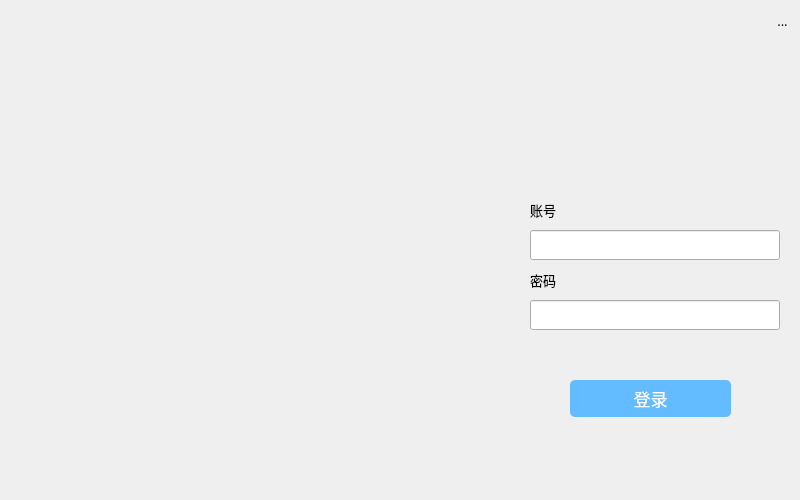
This is login.ui in WenHao-L/ControlView as Qt 5 draws it before an edit. The edited form follows.
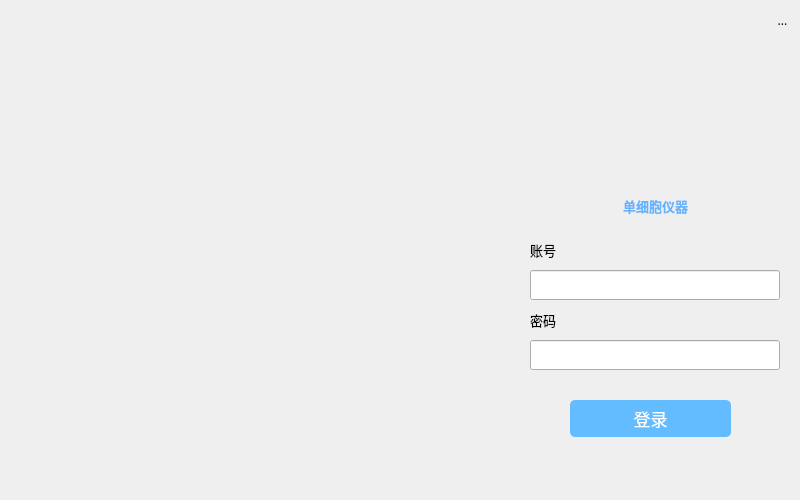
This is the edited form. Icons and pictures are not drawn.

```diff
--- a/login.ui
+++ b/login.ui
@@ -100,6 +100,7 @@
      <property name="font">
       <font>
        <family>Microsoft YaHei</family>
+       <pointsize>10</pointsize>
        <stylestrategy>PreferAntialias</stylestrategy>
       </font>
      </property>
@@ -113,7 +114,7 @@
       <property name="geometry">
        <rect>
         <x>70</x>
-        <y>380</y>
+        <y>400</y>
         <width>161</width>
         <height>37</height>
        </rect>
@@ -187,6 +188,7 @@
          <property name="font">
           <font>
            <family>Microsoft YaHei</family>
+           <pointsize>10</pointsize>
            <stylestrategy>PreferAntialias</stylestrategy>
           </font>
          </property>
@@ -218,6 +220,7 @@
          <property name="font">
           <font>
            <family>Microsoft YaHei</family>
+           <pointsize>9</pointsize>
            <stylestrategy>PreferAntialias</stylestrategy>
           </font>
          </property>
@@ -250,7 +253,7 @@
       <property name="geometry">
        <rect>
         <x>90</x>
-        <y>60</y>
+        <y>50</y>
         <width>128</width>
         <height>128</height>
        </rect>
@@ -280,7 +283,7 @@
       <property name="geometry">
        <rect>
         <x>30</x>
-        <y>230</y>
+        <y>270</y>
         <width>250</width>
         <height>30</height>
        </rect>
@@ -305,7 +308,7 @@
       <property name="geometry">
        <rect>
         <x>30</x>
-        <y>300</y>
+        <y>340</y>
         <width>250</width>
         <height>30</height>
        </rect>
@@ -330,7 +333,7 @@
       <property name="geometry">
        <rect>
         <x>30</x>
-        <y>270</y>
+        <y>310</y>
         <width>69</width>
         <height>19</height>
        </rect>
@@ -343,7 +346,7 @@
       <property name="geometry">
        <rect>
         <x>30</x>
-        <y>200</y>
+        <y>240</y>
         <width>69</width>
         <height>19</height>
        </rect>
@@ -352,6 +355,28 @@
        <string>账号</string>
       </property>
      </widget>
+     <widget class="QLabel" name="title">
+      <property name="geometry">
+       <rect>
+        <x>100</x>
+        <y>190</y>
+        <width>111</width>
+        <height>31</height>
+       </rect>
+      </property>
+      <property name="styleSheet">
+       <string notr="true">#title {
+color: rgba(85, 170, 255, 225);
+font-weight: bold;
+}</string>
+      </property>
+      <property name="text">
+       <string>单细胞仪器</string>
+      </property>
+      <property name="alignment">
+       <set>Qt::AlignCenter</set>
+      </property>
+     </widget>
     </widget>
    </item>
   </layout>
```
Left out of the diff: 6 changed lines with no effect on the pictures.
